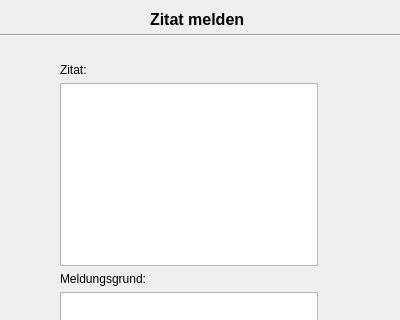
TrialAnd404/MyRepo, file ZitatErfassung/frmmeldezitat.ui: the form before one commit; both pictures show x 0 to 400 and y 0 to 320 of the 400 by 521 pixel window.
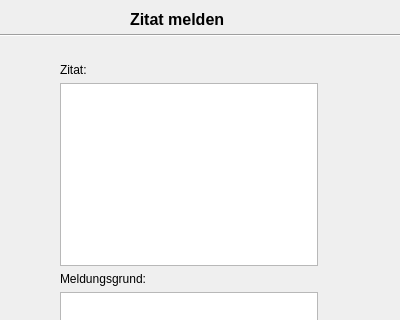
The form after the commit.

```diff
--- a/ZitatErfassung/frmmeldezitat.ui
+++ b/ZitatErfassung/frmmeldezitat.ui
@@ -75,10 +75,10 @@
   <widget class="QLabel" name="label_3">
    <property name="geometry">
     <rect>
-     <x>150</x>
+     <x>130</x>
      <y>10</y>
-     <width>111</width>
-     <height>16</height>
+     <width>151</width>
+     <height>20</height>
     </rect>
    </property>
    <property name="text">
```
